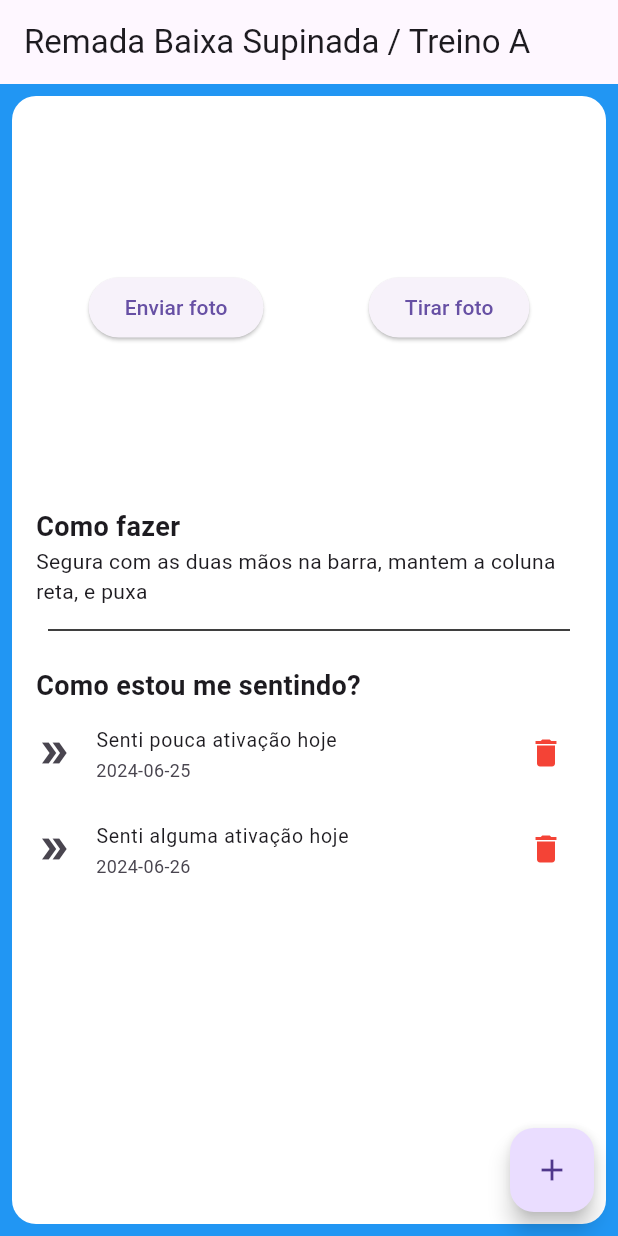
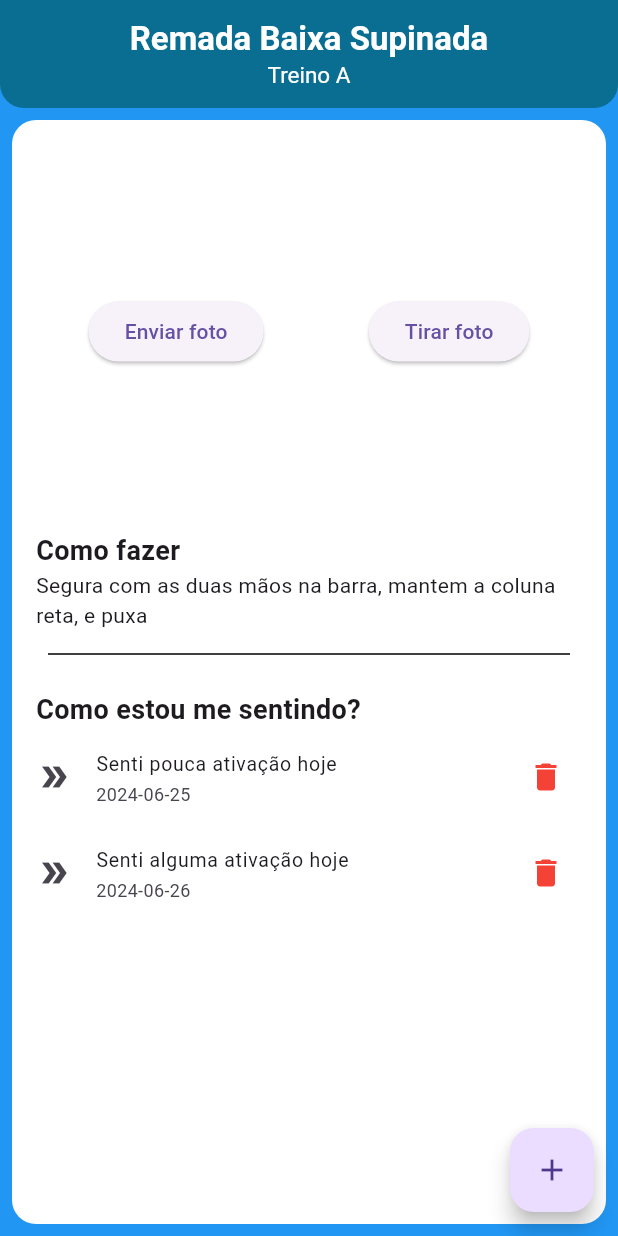
Before and after one commit to linusmanuel/gymap_v1, a Flutter app: the screen it shows after launch, on a phone screen of 412 x 824 dp. Run offline on Flutter 3.47's test engine with Material 3 defaults, Android fonts, the light colour scheme and no system bars.

Commit message:
estilizando a app bar

```diff
--- a/lib/telas/exercico_tela.dart
+++ b/lib/telas/exercico_tela.dart
@@ -30,7 +30,24 @@ class ExercicioTela extends StatelessWidget {
   Widget build(BuildContext context) {
     return Scaffold(
       backgroundColor: Colors.blue,
-      appBar: AppBar(title: Text("${exercicioModelo.nome} / ${exercicioModelo.treino}")),
+      appBar: AppBar(
+        title: Column(
+          children: [
+            Text(
+              exercicioModelo.nome,
+              style: const TextStyle(fontWeight: FontWeight.bold, fontSize: 22, color: Colors.white),
+            ),
+            Text(
+              exercicioModelo.treino,
+              style: const TextStyle(fontSize: 15, color: Colors.white),
+            ),
+          ]),
+          backgroundColor: const Color(0xFF0A6D92),
+          centerTitle: true,
+          elevation: 0,
+          toolbarHeight: 72,
+          shape: const RoundedRectangleBorder(borderRadius: BorderRadius.vertical(bottom: Radius.circular(16))),
+      ),
       floatingActionButton: FloatingActionButton(
         onPressed: () {
           print('Foi clicado!');
```
